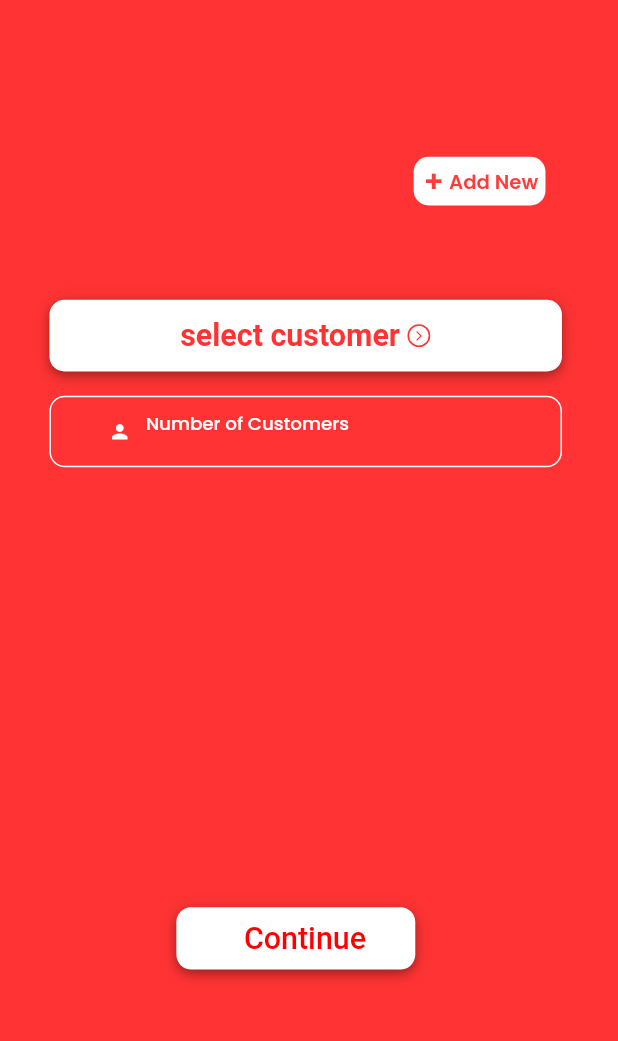
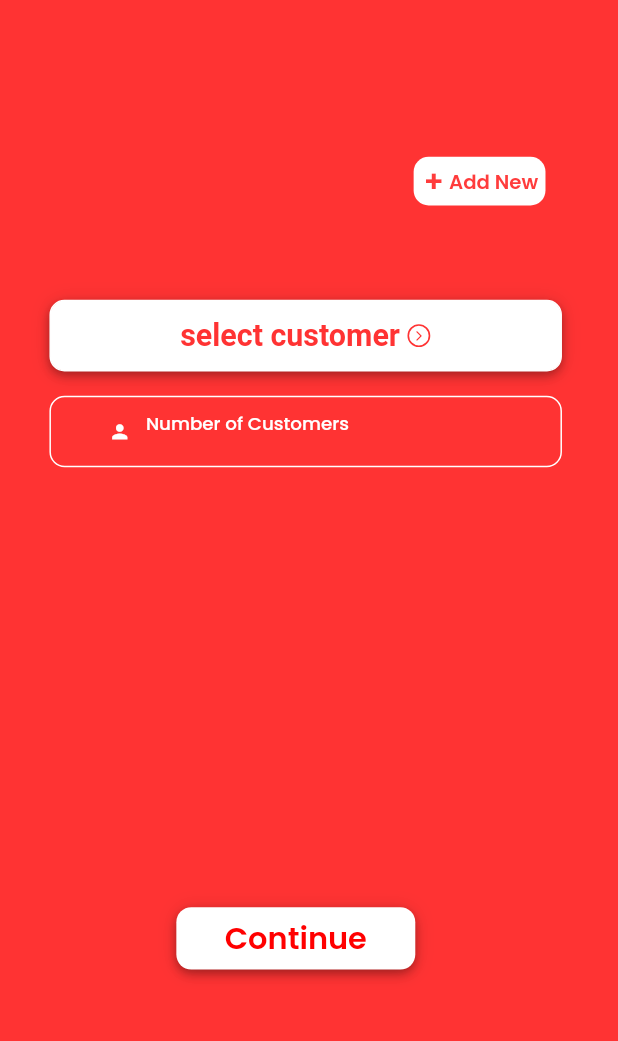
Before and after one commit to Mohamed-Junaid/Menu_Club, a Flutter app: the SelectTable screen opened directly, after a tap on "Continue", on a phone screen of 412 x 824 dp, the part 84-1125 px from its top. Run offline on Flutter 3.47's test engine with Material 2 defaults, Android fonts, the phone set to English and light mode, and no system bars; our stand-ins replace dotted_line, flutter_screenutil, google_fonts.

Commit message:
working on UI

```diff
--- a/lib/Ui/selectCustomer.dart
+++ b/lib/Ui/selectCustomer.dart
@@ -291,19 +291,12 @@ class _SelectCustomerState extends State<SelectCustomer> {
                           color: Colors.white),
                       width: 145.w,
                       height: 41.h,
-                      child: Row(
-                        children: [
-                          Padding(
-                            padding: EdgeInsets.only(
-                              left: 41.w,
-                            ),
-                            child: Text("Continue",
-                                style: TextStyle(
-                                    fontSize: 20.sp,
-                                    fontWeight: FontWeight.w500,
-                                    color: Color(0xffFF0000))),
-                          ),
-                        ],
+                      child: Center(
+                        child: Text("Continue",
+                            style: GoogleFonts.poppins(
+                                fontSize: 20.sp,
+                                fontWeight: FontWeight.w600,
+                                color: Color(0xffFF0000))),
                       ),
 
                     ),
--- a/lib/Ui/select_table.dart
+++ b/lib/Ui/select_table.dart
@@ -213,13 +213,16 @@ class _SelectTableState extends State<SelectTable> {
                                                           if(isExpanded)
                                                             Column(
                                                               children: [
-                                                                Container(height:85.h,
+                                                                Padding(
+                                                                  padding:  EdgeInsets.only(
+                                                                      left: 62.w),
+                                                                  child: Container(height:85.h,width:222.w,
                                                                     child: ListView(
                                                                       shrinkWrap: true,
                                                                       physics: AlwaysScrollableScrollPhysics(),
                                                                       children: opt.map((e) =>
                                                                           Padding(
-                                                                          padding: EdgeInsets.only(left: 135.w,top: 5.h),
+                                                                            padding: EdgeInsets.only(top: 5.h),
                                                                             child: InkWell(
                                                                               onTap: (){
                                                                                 isExpanded = false ;
@@ -240,6 +243,7 @@ class _SelectTableState extends State<SelectTable> {
                                                                                     setState(
                                                                                             () {});
                                                                                   },
+                                                                                  child: Center(
                                                                                     child: Text(
                                                                                       e,
                                                                                       style:
@@ -257,8 +261,10 @@ class _SelectTableState extends State<SelectTable> {
                                                                                   ),
                                                                                 ),
                                                                               ),
+                                                                            ),
                                                                           ))
                                                                           .toList(),
+                                                                    ),
                                                                   ),
                                                                 ),
                                                               ],
@@ -359,19 +365,12 @@ class _SelectTableState extends State<SelectTable> {
               child: Container(
                   width: 145.w,
                   height: 41.h,
-                  child: Row(
-                    children: [
-                      Padding(
-                        padding: EdgeInsets.only(
-                          left: 41.w,
-                        ),
+                  child: Center(
                     child: Text("Continue",
                         style: GoogleFonts.poppins(
-                                fontSize: 16.sp,
-                                fontWeight: FontWeight.w500,
+                            fontSize: 20.sp,
+                            fontWeight: FontWeight.w600,
                             color: Color(0xffFF0000))),
-                      ),
-                    ],
                   ),
                   decoration: BoxDecoration(
                     boxShadow: kElevationToShadow[4],
```
Also changed, not shown: lib/Ui/confirmOrder.dart (+10 -16 lines). Lines whose indentation alone changed are shown as unchanged.
